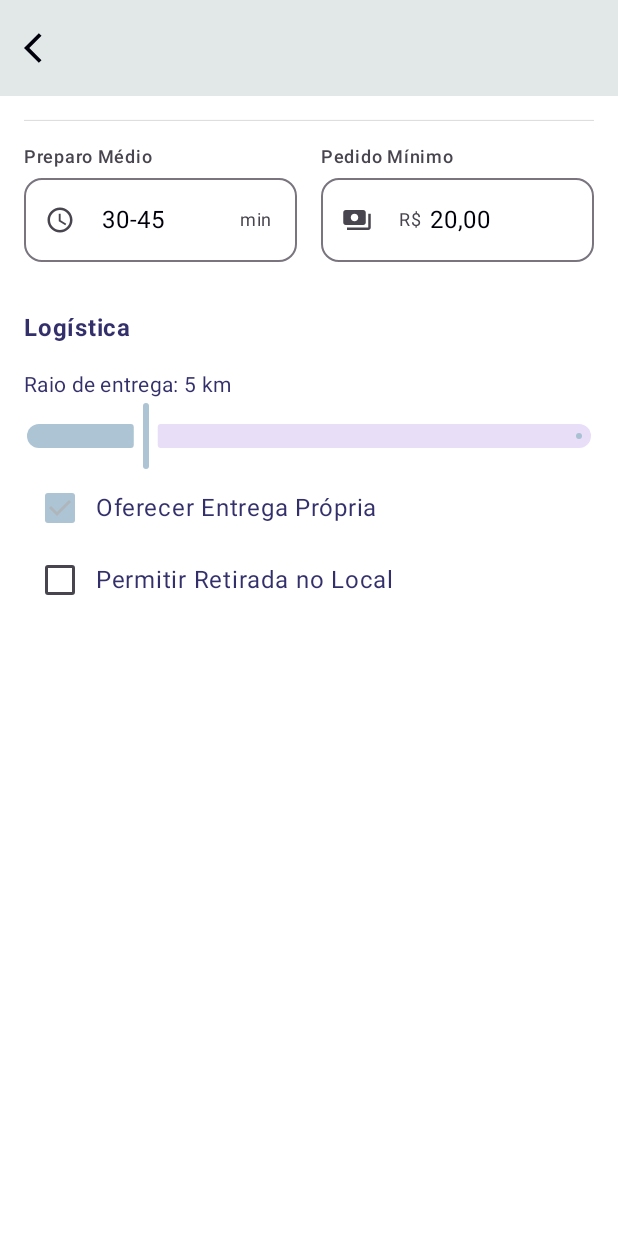
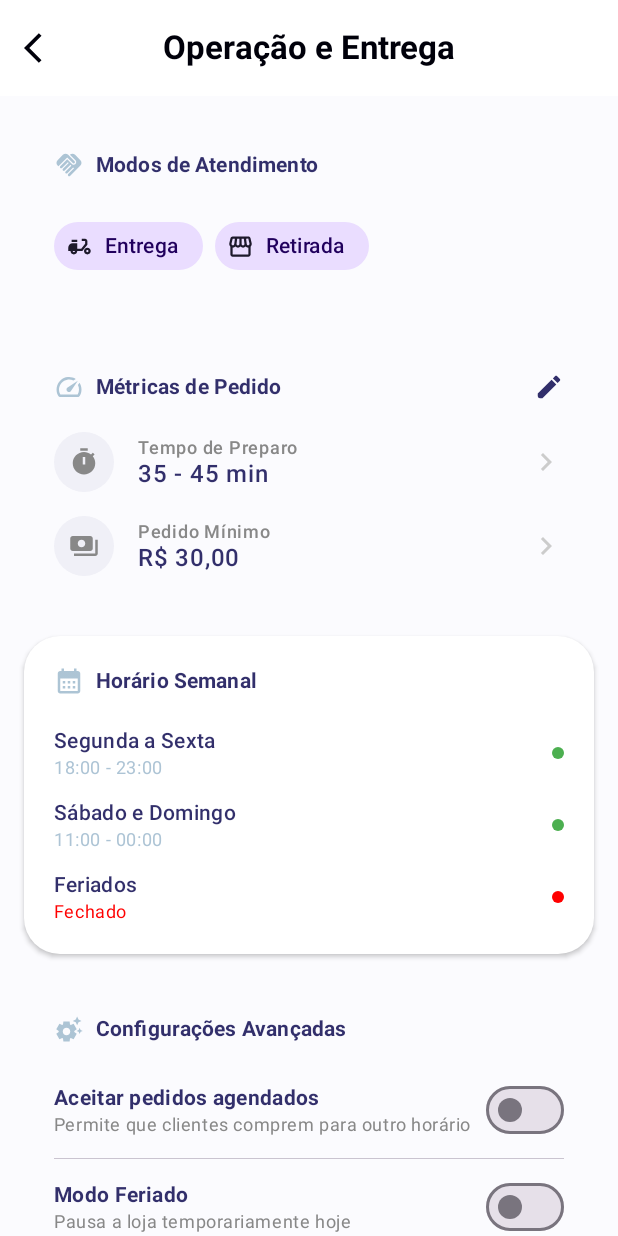
Before and after one commit to HBraSil/LimpOn-Products, an Android app built with Jetpack Compose: the OperationScreen screen opened through its navigation route, on a phone screen of 412 x 824 dp. Run offline under Robolectric (Android 15) with nearby library versions, the phone set to English and light mode, and no system bars; our stand-ins replace Dagger/Hilt's generated code; libraries missing offline, so code that uses them is left out: androidx.hilt.lifecycle; Roboto replaces fonts that are not available here.

Commit message:
LogisticScreen.kt created

```diff
--- a/app/src/main/java/com/example/produtosdelimpeza/compose/seller/profile/logistic/LogisticScreen.kt
+++ b/app/src/main/java/com/example/produtosdelimpeza/compose/seller/profile/logistic/LogisticScreen.kt
@@ -1,236 +1,220 @@
 package com.example.produtosdelimpeza.compose.seller.profile.logistic
 
 import androidx.compose.foundation.background
-import androidx.compose.foundation.border
-import androidx.compose.foundation.layout.Arrangement
-import androidx.compose.foundation.layout.Box
-import androidx.compose.foundation.layout.Column
-import androidx.compose.foundation.layout.Row
-import androidx.compose.foundation.layout.Spacer
-import androidx.compose.foundation.layout.fillMaxSize
-import androidx.compose.foundation.layout.fillMaxWidth
-import androidx.compose.foundation.layout.height
-import androidx.compose.foundation.layout.padding
-import androidx.compose.foundation.layout.size
+import androidx.compose.foundation.layout.*
+import androidx.compose.foundation.shape.CircleShape
+import androidx.compose.material.icons.filled.*
+import androidx.compose.material3.*
+import androidx.compose.runtime.*
+import androidx.compose.ui.tooling.preview.Preview
+import androidx.compose.ui.unit.dp
+import androidx.compose.foundation.clickable
 import androidx.compose.foundation.lazy.LazyColumn
-import androidx.compose.foundation.shape.CircleShape
 import androidx.compose.foundation.shape.RoundedCornerShape
-import androidx.compose.foundation.text.KeyboardOptions
 import androidx.compose.material.icons.Icons
 import androidx.compose.material.icons.automirrored.filled.ArrowBackIos
-import androidx.compose.material.icons.filled.AccessTime
-import androidx.compose.material.icons.filled.Edit
-import androidx.compose.material.icons.filled.Image
-import androidx.compose.material.icons.filled.Payments
-import androidx.compose.material.icons.filled.PhotoCamera
-import androidx.compose.material.icons.filled.Store
-import androidx.compose.material3.Card
-import androidx.compose.material3.CardDefaults
-import androidx.compose.material3.CenterAlignedTopAppBar
-import androidx.compose.material3.Checkbox
-import androidx.compose.material3.ExperimentalMaterial3Api
-import androidx.compose.material3.HorizontalDivider
-import androidx.compose.material3.Icon
-import androidx.compose.material3.IconButton
-import androidx.compose.material3.MaterialTheme
-import androidx.compose.material3.OutlinedTextField
-import androidx.compose.material3.Scaffold
-import androidx.compose.material3.Slider
-import androidx.compose.material3.Surface
-import androidx.compose.material3.Switch
-import androidx.compose.material3.Text
-import androidx.compose.runtime.Composable
-import androidx.compose.runtime.getValue
-import androidx.compose.runtime.mutableFloatStateOf
-import androidx.compose.runtime.mutableStateOf
-import androidx.compose.runtime.remember
-import androidx.compose.runtime.setValue
 import androidx.compose.ui.Alignment
 import androidx.compose.ui.Modifier
-import androidx.compose.ui.draw.clip
 import androidx.compose.ui.graphics.Color
-import androidx.compose.ui.res.stringResource
+import androidx.compose.ui.graphics.vector.ImageVector
 import androidx.compose.ui.text.font.FontWeight
-import androidx.compose.ui.text.input.KeyboardType
-import androidx.compose.ui.unit.dp
-import com.example.produtosdelimpeza.R
-
 
 @OptIn(ExperimentalMaterial3Api::class)
 @Composable
-fun LogisticScreen() {
-    var isOpen by remember { mutableStateOf(true) }
-    var prepTime by remember { mutableStateOf("30-45") }
-    var minOrder by remember { mutableStateOf("20,00") }
-    var deliveryRadius by remember { mutableFloatStateOf(5f) }
-    var isDeliveryEnabled by remember { mutableStateOf(true) }
-    var isPickupEnabled by remember { mutableStateOf(false) }
-
+fun OperationScreen() {
+    var deliveryEnabled by remember { mutableStateOf(true) }
+    var pickupEnabled by remember { mutableStateOf(true) }
+    var scheduledOrders by remember { mutableStateOf(false) }
 
     Scaffold(
         topBar = {
             CenterAlignedTopAppBar(
-                title = {},
+                title = { Text("Operação e Entrega", fontWeight = FontWeight.Bold) },
                 navigationIcon = {
-                    IconButton(onClick = {}) {
-                        Icon(
-                            imageVector = Icons.AutoMirrored.Filled.ArrowBackIos,
-                            contentDescription = stringResource(R.string.icon_navigate_back)
+                    IconButton(onClick = { }) { Icon(Icons.AutoMirrored.Filled.ArrowBackIos, null) }
+                },
+                colors = TopAppBarDefaults.topAppBarColors(
+                    containerColor = MaterialTheme.colorScheme.background
+                )
+            )
+        }
+    ) { padding ->
+        LazyColumn(
+            modifier = Modifier
+                .fillMaxSize()
+                .padding(padding)
+                .background(Color(0xFFFBFBFE)), // Fundo levemente frio/moderno
+            contentPadding = PaddingValues(16.dp),
+            verticalArrangement = Arrangement.spacedBy(20.dp)
+        ) {
+            // 1. MODOS DE ATENDIMENTO (UX Visual com FilterChips)
+            item {
+                OperationCard(title = "Modos de Atendimento", icon = Icons.Default.Handshake) {
+                    Row(Modifier.fillMaxWidth(), horizontalArrangement = Arrangement.spacedBy(8.dp)) {
+                        ServiceChip(
+                            label = "Entrega",
+                            selected = deliveryEnabled,
+                            onClick = { deliveryEnabled = !deliveryEnabled },
+                            icon = Icons.Default.DeliveryDining
+                        )
+                        ServiceChip(
+                            label = "Retirada",
+                            selected = pickupEnabled,
+                            onClick = { pickupEnabled = !pickupEnabled },
+                            icon = Icons.Default.Storefront
                         )
                     }
                 }
-            )
-        }
-    ) {
-        LazyColumn {
-            item {
-                OperationCard(
-                    isOpen = isOpen,
-                    onOpenChange = { isOpen = it },
-                    prepTime = prepTime,
-                    onPrepTimeChange = { prepTime = it },
-                    minOrder = minOrder,
-                    onMinOrderChange = { minOrder = it }
-                )
             }
 
+            // 2. PERFORMANCE E VALORES (Campos In-place)
             item {
-                LogisticsCard(
-                    radius = deliveryRadius,
-                    onRadiusChange = { deliveryRadius = it },
-                    isDelivery = isDeliveryEnabled,
-                    onDeliveryChange = { isDeliveryEnabled = it },
-                    isPickup = isPickupEnabled,
-                    onPickupChange = { isPickupEnabled = it }
-                )
+                OperationCard(title = "Métricas de Pedido", icon = Icons.Default.Speed, true) {
+                    Column(verticalArrangement = Arrangement.spacedBy(16.dp)) {
+                        // Reutilizando sua lógica de edição moderna
+                        EditableMetricRow(label = "Tempo de Preparo", value = "35 - 45 min", icon = Icons.Default.Timer)
+                        EditableMetricRow(label = "Pedido Mínimo", value = "R$ 30,00", icon = Icons.Default.Payments)
+                    }
+                }
             }
+
+            // 3. HORÁRIO DE FUNCIONAMENTO (Design em Lista Limpa)
+            item {
+                Card(
+                    onClick = {},
+                    colors = CardDefaults.cardColors(containerColor = Color.White),
+                    shape = RoundedCornerShape(24.dp),
+                    elevation = CardDefaults.cardElevation(defaultElevation = 2.dp)
+                ) {
+                    OperationCard(title = "Horário Semanal", icon = Icons.Default.CalendarMonth) {
+                        Column(verticalArrangement = Arrangement.spacedBy(12.dp)) {
+                            DayScheduleRow("Segunda a Sexta", "18:00 - 23:00", isOpen = true)
+                            DayScheduleRow("Sábado e Domingo", "11:00 - 00:00", isOpen = true)
+                            DayScheduleRow("Feriados", "Fechado", isOpen = false)
+                        }
+                    }
+                }
+            }
+
+            // 4. CONFIGURAÇÕES AVANÇADAS (Toggles Modernos)
+            item {
+                OperationCard(title = "Configurações Avançadas", icon = Icons.Default.SettingsSuggest) {
+                    Column {
+                        AdvancedToggleRow(
+                            title = "Aceitar pedidos agendados",
+                            subtitle = "Permite que clientes comprem para outro horário",
+                            checked = scheduledOrders,
+                            onCheckedChange = { scheduledOrders = it }
+                        )
+                        Divider(Modifier.padding(vertical = 8.dp), thickness = 0.5.dp)
+                        AdvancedToggleRow(
+                            title = "Modo Feriado",
+                            subtitle = "Pausa a loja temporariamente hoje",
+                            checked = false,
+                            onCheckedChange = { }
+                        )
+                    }
+                }
+            }
+
+            item { Spacer(Modifier.height(40.dp)) }
         }
     }
 }
 
 @Composable
-fun OperationCard(
-    isOpen: Boolean, onOpenChange: (Boolean) -> Unit,
-    prepTime: String, onPrepTimeChange: (String) -> Unit,
-    minOrder: String, onMinOrderChange: (String) -> Unit
-) {
-    Column(Modifier.padding(16.dp)) {
-        // Header do Status
-        Row(
-            Modifier.fillMaxWidth(),
-            horizontalArrangement = Arrangement.SpaceBetween,
-            verticalAlignment = Alignment.CenterVertically
-        ) {
-            Column {
-                Text("Status da Loja", style = MaterialTheme.typography.titleMedium, fontWeight = FontWeight.Bold)
-                Text(
-                    if (isOpen) "Recebendo pedidos" else "Loja fechada",
-                    color = if (isOpen) Color(0xFF4CAF50) else Color.Red,
-                    style = MaterialTheme.typography.bodySmall
-                )
-            }
-            Switch(checked = isOpen, onCheckedChange = onOpenChange)
-        }
-
-        HorizontalDivider(
-            Modifier.padding(vertical = 16.dp),
-            thickness = 0.5.dp,
-            color = Color.LightGray
-        )
-
-        Row(
-            Modifier.fillMaxWidth(),
-            horizontalArrangement = Arrangement.spacedBy(16.dp)
-        ) {
-            // Campo: Tempo de Preparo
-            Column(modifier = Modifier.weight(1f)) {
-                Text(
-                    text = "Preparo Médio",
-                    style = MaterialTheme.typography.labelMedium,
-                    color = MaterialTheme.colorScheme.onSurfaceVariant,
-                    modifier = Modifier.padding(bottom = 6.dp)
-                )
-                OutlinedTextField(
-                    value = prepTime,
-                    onValueChange = onPrepTimeChange,
-                    placeholder = { Text("Ex: 30-40") },
-                    suffix = { Text("min", style = MaterialTheme.typography.bodySmall) },
-                    leadingIcon = { Icon(Icons.Default.AccessTime, contentDescription = null, modifier = Modifier.size(20.dp)) },
-                    modifier = Modifier.fillMaxWidth(),
-                    singleLine = true,
-                    keyboardOptions = KeyboardOptions(keyboardType = KeyboardType.Number),
-                    shape = RoundedCornerShape(12.dp)
-                )
-            }
-
-            Column(modifier = Modifier.weight(1f)) {
-                Text(
-                    text = "Pedido Mínimo",
-                    style = MaterialTheme.typography.labelMedium,
-                    color = MaterialTheme.colorScheme.onSurfaceVariant,
-                    modifier = Modifier.padding(bottom = 6.dp)
-                )
-                OutlinedTextField(
-                    value = minOrder,
-                    onValueChange = onMinOrderChange,
-                    prefix = { Text("R$ ", style = MaterialTheme.typography.bodySmall) },
-                    leadingIcon = { Icon(Icons.Default.Payments, contentDescription = null, modifier = Modifier.size(20.dp)) },
-                    modifier = Modifier.fillMaxWidth(),
-                    singleLine = true,
-                    keyboardOptions = KeyboardOptions(keyboardType = KeyboardType.Number),
-                    shape = RoundedCornerShape(12.dp)
-                )
+fun OperationCard(title: String, icon: ImageVector, showIconButton: Boolean = false, content: @Composable () -> Unit) {
+    Column(Modifier.padding(20.dp)) {
+        Row(verticalAlignment = Alignment.CenterVertically) {
+            Icon(icon, null, tint = MaterialTheme.colorScheme.primary, modifier = Modifier.size(20.dp))
+            Spacer(Modifier.width(8.dp))
+            Text(title, style = MaterialTheme.typography.titleSmall, fontWeight = FontWeight.Bold)
+            Spacer(Modifier.weight(1f))
+            if (showIconButton) {
+                IconButton(
+                    onClick = {},
+                    modifier = Modifier.size(20.dp)
+                ) {
+                    Icon(Icons.Default.Edit, contentDescription = null)
+                }
             }
         }
+        Spacer(Modifier.height(20.dp))
+        content()
+    }
+
+}
+
+@OptIn(ExperimentalMaterial3Api::class)
+@Composable
+fun ServiceChip(label: String, selected: Boolean, onClick: () -> Unit, icon: ImageVector) {
+    FilterChip(
+        selected = selected,
+        onClick = onClick,
+        label = { Text(label) },
+        leadingIcon = { Icon(icon, null, Modifier.size(18.dp)) },
+        shape = CircleShape,
+        colors = FilterChipDefaults.filterChipColors(
+            selectedContainerColor = MaterialTheme.colorScheme.primaryContainer,
+            selectedLabelColor = MaterialTheme.colorScheme.onPrimaryContainer
+        )
+    )
+}
+
+@Composable
+fun EditableMetricRow(label: String, value: String, icon: ImageVector) {
+    Row(verticalAlignment = Alignment.CenterVertically, modifier = Modifier.clickable { }) {
+        Surface(Modifier.size(40.dp), shape = CircleShape, color = Color(0xFFF0F0F7)) {
+            Icon(icon, null, Modifier.padding(10.dp), tint = Color.Gray)
+        }
+        Spacer(Modifier.width(16.dp))
+        Column(Modifier.weight(1f)) {
+            Text(label, style = MaterialTheme.typography.labelMedium, color = Color.Gray)
+            Text(value, style = MaterialTheme.typography.bodyLarge, fontWeight = FontWeight.SemiBold)
+        }
+        Icon(Icons.Default.ChevronRight, null, tint = Color.LightGray)
     }
 }
 
-
-
-
-
 @Composable
-fun LogisticsCard(radius: Float, onRadiusChange: (Float) -> Unit, isDelivery: Boolean, onDeliveryChange: (Boolean) -> Unit, isPickup: Boolean, onPickupChange: (Boolean) -> Unit) {
-    Card(colors = CardDefaults.cardColors(containerColor = Color.White)) {
-        Column(Modifier.padding(16.dp)) {
-            Text("Logística", fontWeight = FontWeight.Bold)
-            Spacer(Modifier.height(16.dp))
-            Text("Raio de entrega: ${radius.toInt()} km", style = MaterialTheme.typography.bodyMedium)
-            Slider(value = radius, onValueChange = onRadiusChange, valueRange = 1f..20f)
-
-            Row(verticalAlignment = Alignment.CenterVertically) {
-                Checkbox(checked = isDelivery, onCheckedChange = onDeliveryChange)
-                Text("Oferecer Entrega Própria")
-            }
-            Row(verticalAlignment = Alignment.CenterVertically) {
-                Checkbox(checked = isPickup, onCheckedChange = onPickupChange)
-                Text("Permitir Retirada no Local")
-            }
+fun DayScheduleRow(days: String, hours: String, isOpen: Boolean) {
+    Row(
+        Modifier.fillMaxWidth(),
+        horizontalArrangement = Arrangement.SpaceBetween,
+        verticalAlignment = Alignment.CenterVertically
+    ) {
+        Column {
+            Text(days, style = MaterialTheme.typography.bodyMedium, fontWeight = FontWeight.Medium)
+            Text(
+                if (isOpen) hours else "Fechado",
+                style = MaterialTheme.typography.bodySmall,
+                color = if (isOpen) MaterialTheme.colorScheme.primary else Color.Red
+            )
         }
+        // Indicador visual de status
+        Box(
+            Modifier
+                .size(8.dp)
+                .background(if (isOpen) Color(0xFF4CAF50) else Color.Red, CircleShape)
+        )
     }
 }
 
-
 @Composable
-fun StoreVisualHeader() {
-    Box(modifier = Modifier.fillMaxWidth().height(180.dp)) {
-        // Banner
-        Box(modifier = Modifier.fillMaxWidth().height(140.dp).background(Color.LightGray)) {
-            Icon(Icons.Default.Image, null, Modifier.align(Alignment.Center), tint = Color.White)
-            IconButton(onClick = { /* Mudar Banner */ }, modifier = Modifier.align(Alignment.BottomEnd).padding(8.dp).background(Color.Black.copy(0.5f), CircleShape)) {
-                Icon(Icons.Default.PhotoCamera, null, tint = Color.White)
-            }
+fun AdvancedToggleRow(title: String, subtitle: String, checked: Boolean, onCheckedChange: (Boolean) -> Unit) {
+    Row(Modifier.fillMaxWidth(), verticalAlignment = Alignment.CenterVertically) {
+        Column(Modifier.weight(1f)) {
+            Text(title, style = MaterialTheme.typography.bodyMedium, fontWeight = FontWeight.Bold)
+            Text(subtitle, style = MaterialTheme.typography.bodySmall, color = Color.Gray)
         }
-        // Logo Overlay
-        Box(modifier = Modifier.size(90.dp).align(Alignment.BottomStart).padding(start = 16.dp)) {
-            Box(Modifier.fillMaxSize().clip(CircleShape).background(Color.White).border(2.dp, Color.White, CircleShape)) {
-                Surface(Modifier.fillMaxSize().padding(4.dp), shape = CircleShape, color = Color(0xFFECE6F0)) {
-                    Icon(Icons.Default.Store, null, Modifier.padding(16.dp), tint = Color.Gray)
-                }
-            }
-            IconButton(onClick = { /* Mudar Logo */ }, modifier = Modifier.size(32.dp).align(Alignment.BottomEnd).background(MaterialTheme.colorScheme.primary, CircleShape)) {
-                Icon(Icons.Default.Edit, null, Modifier.size(16.dp), tint = Color.White)
-            }
-        }
+        Switch(checked = checked, onCheckedChange = onCheckedChange)
     }
 }
+
+@Preview(showBackground = true)
+@Composable
+fun EditStoreProfileModernBluePreview() {
+    MaterialTheme {
+        OperationScreen()
+    }
+}
--- a/app/src/main/java/com/example/produtosdelimpeza/navigation/LimpOnAppNavigation.kt
+++ b/app/src/main/java/com/example/produtosdelimpeza/navigation/LimpOnAppNavigation.kt
@@ -67,8 +67,7 @@ import com.example.produtosdelimpeza.compose.seller.profile.StoreProfileScreen
 import com.example.produtosdelimpeza.compose.customer.home.NotificationsScreen
 import com.example.produtosdelimpeza.compose.seller.order.StoreOrderDetailsScreen
 import com.example.produtosdelimpeza.compose.seller.profile.edit_profile.EditProfileScreen
-import com.example.produtosdelimpeza.compose.seller.profile.logistic.LogisticScreen
-import com.example.produtosdelimpeza.compose.seller.profile.logistic.LogisticsCard
+import com.example.produtosdelimpeza.compose.seller.profile.logistic.OperationScreen
 import com.example.produtosdelimpeza.navigation.route.AuthScreen
 import com.example.produtosdelimpeza.navigation.route.StoreScreen
 import com.example.produtosdelimpeza.navigation.route.CustomerScreen
@@ -219,7 +218,7 @@ private fun NavGraphBuilder.storeMainGraph(navController: NavHostController, nav
         }
 
         composable(StoreScreen.LOGISTIC.route) {
-            LogisticScreen()
+            OperationScreen()
         }
     }
 }
```
